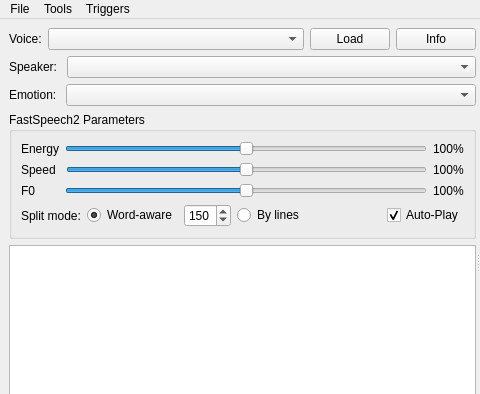
This is mainwindow.ui in ZDisket/TensorVox as Qt 5 draws it before an edit; both pictures show x 0 to 480 and y 0 to 394 of the 856 by 526 pixel window. The edited form follows.
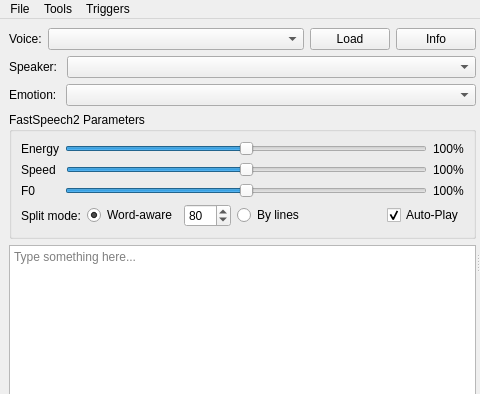
This is the edited form. Icons and pictures are not drawn.

The edit to the form file:
```diff
--- a/mainwindow.ui
+++ b/mainwindow.ui
@@ -262,7 +262,7 @@
                 <number>10</number>
                </property>
                <property name="value">
-                <number>150</number>
+                <number>80</number>
                </property>
               </widget>
              </item>
@@ -324,6 +324,9 @@
           <property name="acceptRichText">
            <bool>false</bool>
           </property>
+          <property name="placeholderText">
+           <string>Type something here...</string>
+          </property>
          </widget>
         </item>
         <item>
```
Left out of the diff: 21 changed lines with no effect on the pictures.
